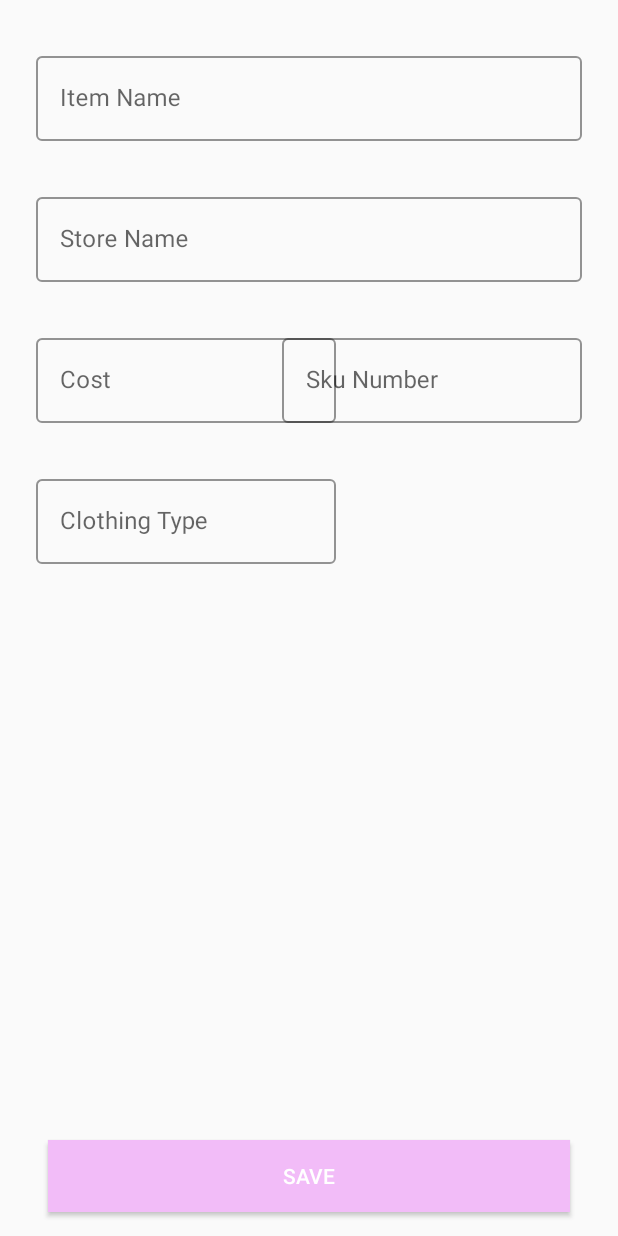
After one commit to mauricet1520/StyledPractice, an Android app: the CheckoutFragment screen opened through its navigation route, on a phone screen of 412 x 824 dp. The commit adds this screen. Run offline under Robolectric (Android 15) with nearby library versions, the phone set to English and light mode, and no system bars; our stand-ins replace Firebase (no records; nobody signed in at launch, a user with empty details on screens opened directly); libraries missing offline, so code that uses them is left out: com.firebase.ui, com.stripe.android; Roboto replaces fonts that are not available here; 1 statement that could not run was skipped.

Commit message:
Adds checkout fragment

```diff
--- a/app/src/main/java/com/coolreecedev/styledpractice/ActivateClientActivity.kt
+++ b/app/src/main/java/com/coolreecedev/styledpractice/ActivateClientActivity.kt
@@ -17,6 +17,7 @@ import androidx.appcompat.app.AppCompatActivity
 import androidx.fragment.app.DialogFragment
 import androidx.fragment.app.Fragment
 import androidx.navigation.findNavController
+import com.bumptech.glide.util.LogTime
 import com.coolreecedev.styledpractice.data.availabledate.AvailableDate
 import com.coolreecedev.styledpractice.data.customer.Customer
 import com.coolreecedev.styledpractice.ui.AvailableDateFragment
@@ -58,10 +59,14 @@ class ActivateClientActivity : AppCompatActivity(),
         setContentView(R.layout.activity_activate_client)
         stripe = Stripe(applicationContext, "pk_test_dGcgdptaqW6r4MnnqAZdktZ3")
 
+        val checkout = intent.getBooleanExtra("checkout", false)
         mZipCode = ""
         val user = FirebaseAuth.getInstance().currentUser
 
-        if (user != null) {
+        if (user != null && checkout) {
+            findNavController(R.id.nav_host).navigate(R.id.checkoutFragment)
+            Toast.makeText(this, "Checkout time!", Toast.LENGTH_SHORT).show()
+        }else if (user != null && !checkout) {
             findNavController(R.id.nav_host).navigate(R.id.appointmentLookupFragment)
         }else {
             findNavController(R.id.nav_host).navigate(R.id.firstScreenFragment)
@@ -378,6 +383,11 @@ class ActivateClientActivity : AppCompatActivity(),
         navigateTo(R.id.zip_code_dest)
     }
 
+    fun saveProduct(view: View) {
+        val intent = Intent(this, CameraActivity::class.java)
+        startActivity(intent)
+    }
+
 }
 
 
--- a/app/src/main/java/com/coolreecedev/styledpractice/CameraActivity.kt
+++ b/app/src/main/java/com/coolreecedev/styledpractice/CameraActivity.kt
@@ -47,7 +47,7 @@ class CameraActivity : AppCompatActivity() {
         storage = FirebaseStorage.getInstance()
 
         if (allPermissionsGranted()) {
-            startCamera()
+            startCamera(false)
         } else {
             ActivityCompat.requestPermissions(
                 this, REQUIRED_PERMISSIONS, REQUEST_CODE_PERMISSIONS
@@ -62,7 +62,7 @@ class CameraActivity : AppCompatActivity() {
         cameraExecutor = Executors.newSingleThreadExecutor()
     }
 
-    private fun startCamera() {
+    private fun startCamera(lenFacingFront: Boolean) {
         val cameraProviderFuture = ProcessCameraProvider.getInstance(this)
 
         cameraProviderFuture.addListener(Runnable {
@@ -76,9 +76,13 @@ class CameraActivity : AppCompatActivity() {
             imageCapture = ImageCapture.Builder()
                 .build()
 
-            // Select back camera
-            val cameraSelector =
-                CameraSelector.Builder().requireLensFacing(CameraSelector.LENS_FACING_BACK).build()
+            val cameraSelector = if (lenFacingFront) {
+                CameraSelector.Builder().requireLensFacing(CameraSelector.LENS_FACING_FRONT)
+                    .build()
+            }else {
+                CameraSelector.Builder().requireLensFacing(CameraSelector.LENS_FACING_BACK)
+                    .build()
+            }
 
             try {
                 // Unbind use cases before rebinding
@@ -180,7 +184,7 @@ class CameraActivity : AppCompatActivity() {
     ) {
         if (requestCode == REQUEST_CODE_PERMISSIONS) {
             if (allPermissionsGranted()) {
-                startCamera()
+                startCamera(false)
             } else {
                 Toast.makeText(
                     this,
--- /dev/null
+++ b/app/src/main/java/com/coolreecedev/styledpractice/CheckoutFragment.kt
@@ -0,0 +1,59 @@
+package com.coolreecedev.styledpractice
+
+import android.os.Bundle
+import androidx.fragment.app.Fragment
+import android.view.LayoutInflater
+import android.view.View
+import android.view.ViewGroup
+
+// TODO: Rename parameter arguments, choose names that match
+// the fragment initialization parameters, e.g. ARG_ITEM_NUMBER
+private const val ARG_PARAM1 = "param1"
+private const val ARG_PARAM2 = "param2"
+
+/**
+ * A simple [Fragment] subclass.
+ * Use the [CheckoutFragment.newInstance] factory method to
+ * create an instance of this fragment.
+ */
+class CheckoutFragment : Fragment() {
+    // TODO: Rename and change types of parameters
+    private var param1: String? = null
+    private var param2: String? = null
+
+    override fun onCreate(savedInstanceState: Bundle?) {
+        super.onCreate(savedInstanceState)
+        arguments?.let {
+            param1 = it.getString(ARG_PARAM1)
+            param2 = it.getString(ARG_PARAM2)
+        }
+    }
+
+    override fun onCreateView(
+        inflater: LayoutInflater, container: ViewGroup?,
+        savedInstanceState: Bundle?
+    ): View? {
+        // Inflate the layout for this fragment
+        return inflater.inflate(R.layout.fragment_checkout, container, false)
+    }
+
+    companion object {
+        /**
+         * Use this factory method to create a new instance of
+         * this fragment using the provided parameters.
+         *
+         * @param param1 Parameter 1.
+         * @param param2 Parameter 2.
+         * @return A new instance of fragment CheckoutFragment.
+         */
+        // TODO: Rename and change types and number of parameters
+        @JvmStatic
+        fun newInstance(param1: String, param2: String) =
+            CheckoutFragment().apply {
+                arguments = Bundle().apply {
+                    putString(ARG_PARAM1, param1)
+                    putString(ARG_PARAM2, param2)
+                }
+            }
+    }
+}
--- a/app/src/main/java/com/coolreecedev/styledpractice/ProfileAppointmentActivity.kt
+++ b/app/src/main/java/com/coolreecedev/styledpractice/ProfileAppointmentActivity.kt
@@ -1,5 +1,6 @@
 package com.coolreecedev.styledpractice
 
+import android.content.Intent
 import android.os.Bundle
 import android.util.Log
 import android.widget.ImageView
@@ -104,8 +105,12 @@ class ProfileAppointmentActivity : AppCompatActivity() {
             .into(imageView2)
 
         findViewById<FloatingActionButton>(R.id.fab).setOnClickListener { view ->
-            Snackbar.make(view, "${customer.uid}", Snackbar.LENGTH_LONG)
-                .setAction("Action", null).show()
+            val intent = Intent(this, ActivateClientActivity::class.java)
+            intent.putExtra("checkout", true)
+            startActivity(intent)
+
+//            Snackbar.make(view, "${customer.uid}", Snackbar.LENGTH_LONG)
+//                .setAction("Action", null).show()
         }
     }
 }
--- a/app/src/main/res/layout/activity_camera.xml
+++ b/app/src/main/res/layout/activity_camera.xml
@@ -7,20 +7,31 @@
     tools:context=".CameraActivity">
 
     <Button
+        android:id="@+id/button"
+        android:layout_width="0dp"
+        android:layout_height="wrap_content"
+        android:text="Flip Camera"
+        app:layout_constraintBottom_toTopOf="@+id/camera_capture_button"
+        app:layout_constraintEnd_toEndOf="parent"
+        app:layout_constraintStart_toStartOf="parent" />
+
+    <Button
         android:id="@+id/camera_capture_button"
-        android:layout_width="100dp"
-        android:layout_height="100dp"
-        android:layout_marginBottom="50dp"
+        android:layout_width="0dp"
+        android:layout_height="wrap_content"
+        android:layout_marginBottom="16dp"
+        android:elevation="2dp"
         android:scaleType="fitCenter"
         android:text="@string/take_photo"
+        app:layout_constraintBottom_toBottomOf="parent"
         app:layout_constraintLeft_toLeftOf="parent"
-        app:layout_constraintRight_toRightOf="parent"
-        app:layout_constraintBottom_toBottomOf="parent"
-        android:elevation="2dp" />
+        app:layout_constraintRight_toRightOf="parent" />
 
     <androidx.camera.view.PreviewView
         android:id="@+id/viewFinder"
         android:layout_width="match_parent"
-        android:layout_height="match_parent" />
+        android:layout_height="match_parent" >
+
+    </androidx.camera.view.PreviewView>
 
 </androidx.constraintlayout.widget.ConstraintLayout>
--- /dev/null
+++ b/app/src/main/res/layout/fragment_checkout.xml
@@ -0,0 +1,129 @@
+<?xml version="1.0" encoding="utf-8"?>
+<androidx.constraintlayout.widget.ConstraintLayout xmlns:android="http://schemas.android.com/apk/res/android"
+    xmlns:tools="http://schemas.android.com/tools"
+    android:layout_width="match_parent"
+    android:layout_height="match_parent"
+    xmlns:app="http://schemas.android.com/apk/res-auto"
+    tools:context=".CheckoutFragment">
+
+    <com.google.android.material.textfield.TextInputLayout
+        android:id="@+id/itemNameTextInputLayout"
+        style="@style/Widget.MaterialComponents.TextInputLayout.OutlinedBox"
+        android:layout_width="match_parent"
+        android:layout_height="wrap_content"
+        android:layout_marginStart="24dp"
+        android:layout_marginTop="32dp"
+        android:layout_marginEnd="24dp"
+        android:hint="@string/item_name"
+        app:boxStrokeColor="@color/colorAccent"
+        app:hintTextColor="@color/colorAccent"
+        app:layout_constraintEnd_toEndOf="parent"
+        app:layout_constraintStart_toStartOf="parent"
+        app:layout_constraintTop_toTopOf="parent">
+
+        <com.google.android.material.textfield.TextInputEditText
+            android:id="@+id/itemNameTextInputEditText"
+            android:layout_width="match_parent"
+            android:layout_height="wrap_content" />
+    </com.google.android.material.textfield.TextInputLayout>
+
+    <com.google.android.material.textfield.TextInputLayout
+        android:id="@+id/storeNameTextInputLayout"
+        style="@style/Widget.MaterialComponents.TextInputLayout.OutlinedBox"
+        android:layout_width="match_parent"
+        android:layout_height="wrap_content"
+        android:layout_marginStart="24dp"
+        android:layout_marginTop="32dp"
+        android:hint="Store Name"
+        android:layout_marginEnd="24dp"
+        app:boxStrokeColor="@color/colorAccent"
+        app:hintTextColor="@color/colorAccent"
+        app:layout_constraintEnd_toEndOf="parent"
+        app:layout_constraintStart_toStartOf="parent"
+        app:layout_constraintTop_toBottomOf="@id/itemNameTextInputLayout">
+
+        <com.google.android.material.textfield.TextInputEditText
+            android:id="@+id/storeNameTextInputEditText"
+            android:layout_width="match_parent"
+            android:layout_height="wrap_content" />
+    </com.google.android.material.textfield.TextInputLayout>
+
+    <Button
+        android:id="@+id/button5"
+        android:layout_width="0dp"
+        android:layout_height="wrap_content"
+        android:layout_marginStart="32dp"
+        android:layout_marginEnd="32dp"
+        android:layout_marginBottom="16dp"
+        android:textColor="@android:color/white"
+        android:background="@color/colorSecondaryPrimary"
+        android:text="Save"
+        android:onClick="saveProduct"
+        app:layout_constraintBottom_toBottomOf="parent"
+        app:layout_constraintEnd_toEndOf="parent"
+        app:layout_constraintStart_toStartOf="parent" />
+
+
+    <com.google.android.material.textfield.TextInputLayout
+        android:id="@+id/costNameTextInputLayout"
+        style="@style/Widget.MaterialComponents.TextInputLayout.OutlinedBox"
+        android:layout_width="200dp"
+        android:layout_height="wrap_content"
+        android:layout_marginStart="24dp"
+        android:layout_marginTop="32dp"
+        app:boxStrokeColor="@color/colorAccent"
+        app:hintTextColor="@color/colorAccent"
+        android:hint="Cost"
+        app:layout_constraintStart_toStartOf="parent"
+        app:layout_constraintTop_toBottomOf="@id/storeNameTextInputLayout">
+
+        <com.google.android.material.textfield.TextInputEditText
+            android:id="@+id/costNameTextInputEditText"
+            android:layout_width="match_parent"
+            android:layout_height="wrap_content"
+            android:inputType="numberDecimal" />
+    </com.google.android.material.textfield.TextInputLayout>
+
+    <com.google.android.material.textfield.TextInputLayout
+        android:id="@+id/skuTextInputLayout"
+        style="@style/Widget.MaterialComponents.TextInputLayout.OutlinedBox"
+        android:layout_width="200dp"
+        android:layout_height="wrap_content"
+        android:layout_marginTop="32dp"
+        android:layout_marginEnd="24dp"
+        android:hint="Sku Number"
+        app:boxStrokeColor="@color/colorAccent"
+        app:hintTextColor="@color/colorAccent"
+        app:layout_constraintEnd_toEndOf="parent"
+        app:layout_constraintTop_toBottomOf="@id/storeNameTextInputLayout">
+
+        <com.google.android.material.textfield.TextInputEditText
+            android:id="@+id/skuTextInputEditText"
+            android:layout_width="match_parent"
+            android:layout_height="wrap_content"
+            android:inputType="number"
+            tools:text="" />
+    </com.google.android.material.textfield.TextInputLayout>
+
+    <com.google.android.material.textfield.TextInputLayout
+        android:id="@+id/typeTextInputLayout"
+        style="@style/Widget.MaterialComponents.TextInputLayout.OutlinedBox"
+        android:layout_width="200dp"
+        android:layout_height="wrap_content"
+        android:layout_marginStart="24dp"
+        android:layout_marginTop="32dp"
+        android:hint="Clothing Type"
+        app:boxStrokeColor="@color/colorAccent"
+        app:hintTextColor="@color/colorAccent"
+        app:layout_constraintStart_toStartOf="parent"
+        app:layout_constraintTop_toBottomOf="@id/costNameTextInputLayout">
+
+        <com.google.android.material.textfield.TextInputEditText
+            android:id="@+id/typeTextInputEditText"
+            android:layout_width="match_parent"
+            android:layout_height="wrap_content"
+            android:inputType="numberDecimal" />
+    </com.google.android.material.textfield.TextInputLayout>
+
+
+</androidx.constraintlayout.widget.ConstraintLayout>
--- a/app/src/main/res/navigation/nav_graph.xml
+++ b/app/src/main/res/navigation/nav_graph.xml
@@ -516,4 +516,9 @@
             android:id="@+id/action_customerAppointmentFragment_to_appointmentDetailsFragment"
             app:destination="@id/appointmentDetailsFragment" />
     </fragment>
+    <fragment
+        android:id="@+id/checkoutFragment"
+        android:name="com.coolreecedev.styledpractice.CheckoutFragment"
+        android:label="fragment_checkout"
+        tools:layout="@layout/fragment_checkout" />
 </navigation>
--- a/app/src/main/res/values/strings.xml
+++ b/app/src/main/res/values/strings.xml
@@ -163,4 +163,5 @@ You are a VIP  - Very Individual Person – Your Style is individualized to You!
         "For example, position the FAB to one side of stream of a cards so the FAB won’t interfere "
         "when a user tries to pick up one of cards.\n\n"
     </string>
+    <string name="item_name">Item Name</string>
 </resources>
```
